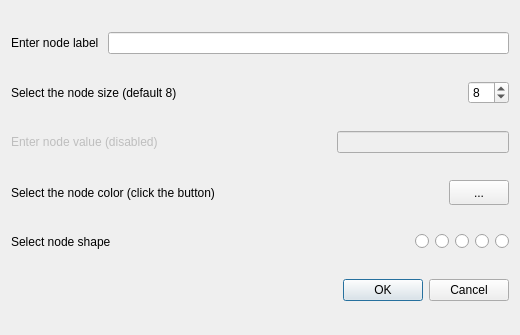
Old version of the form src/forms/nodeeditdialog.ui in the repository socnetv/app.
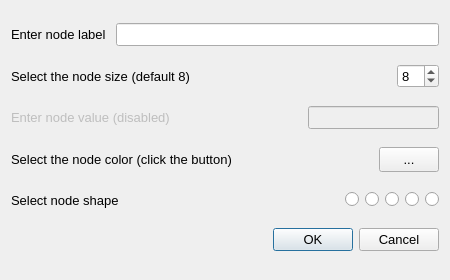
New version of the form. Icons and pictures are not drawn.

Commit message: fixed fonts/geometry in dialogs

```diff
--- a/src/forms/nodeeditdialog.ui
+++ b/src/forms/nodeeditdialog.ui
@@ -6,12 +6,18 @@
    <rect>
     <x>0</x>
     <y>0</y>
-    <width>520</width>
-    <height>335</height>
+    <width>450</width>
+    <height>280</height>
    </rect>
   </property>
   <property name="minimumSize">
    <size>
+    <width>450</width>
+    <height>280</height>
+   </size>
+  </property>
+  <property name="maximumSize">
+   <size>
     <width>500</width>
     <height>300</height>
    </size>
@@ -24,13 +30,24 @@
     <layout class="QHBoxLayout" name="horizontalLayout">
      <item>
       <widget class="QLabel" name="label">
+       <property name="font">
+        <font>
+         <pointsize>10</pointsize>
+        </font>
+       </property>
        <property name="text">
         <string>Enter node label </string>
        </property>
       </widget>
      </item>
      <item>
-      <widget class="QLineEdit" name="labelEdit"/>
+      <widget class="QLineEdit" name="labelEdit">
+       <property name="font">
+        <font>
+         <pointsize>10</pointsize>
+        </font>
+       </property>
+      </widget>
      </item>
     </layout>
    </item>
@@ -41,6 +58,11 @@
        <property name="enabled">
         <bool>false</bool>
        </property>
+       <property name="font">
+        <font>
+         <pointsize>10</pointsize>
+        </font>
+       </property>
        <property name="text">
         <string>Enter node value (disabled)</string>
        </property>
@@ -48,6 +70,11 @@
      </item>
      <item>
       <spacer name="horizontalSpacer_2">
+       <property name="font">
+        <font>
+         <pointsize>10</pointsize>
+        </font>
+       </property>
        <property name="orientation">
         <enum>Qt::Horizontal</enum>
        </property>
@@ -64,6 +91,11 @@
        <property name="enabled">
         <bool>false</bool>
        </property>
+       <property name="font">
+        <font>
+         <pointsize>10</pointsize>
+        </font>
+       </property>
       </widget>
      </item>
     </layout>
@@ -72,6 +104,11 @@
     <layout class="QHBoxLayout" name="horizontalLayout_5">
      <item>
       <widget class="QLabel" name="label_5">
+       <property name="font">
+        <font>
+         <pointsize>10</pointsize>
+        </font>
+       </property>
        <property name="text">
         <string>Select node shape</string>
        </property>
@@ -79,6 +116,11 @@
      </item>
      <item>
       <spacer name="horizontalSpacer_4">
+       <property name="font">
+        <font>
+         <pointsize>10</pointsize>
+        </font>
+       </property>
        <property name="orientation">
         <enum>Qt::Horizontal</enum>
        </property>
@@ -92,6 +134,11 @@
      </item>
      <item>
       <widget class="QRadioButton" name="boxRadio">
+       <property name="font">
+        <font>
+         <pointsize>10</pointsize>
+        </font>
+       </property>
        <property name="text">
         <string/>
        </property>
@@ -103,6 +150,11 @@
      </item>
      <item>
       <widget class="QRadioButton" name="circleRadio">
+       <property name="font">
+        <font>
+         <pointsize>10</pointsize>
+        </font>
+       </property>
        <property name="text">
         <string/>
        </property>
@@ -114,6 +166,11 @@
      </item>
      <item>
       <widget class="QRadioButton" name="diamondRadio">
+       <property name="font">
+        <font>
+         <pointsize>10</pointsize>
+        </font>
+       </property>
        <property name="text">
         <string/>
        </property>
@@ -125,6 +182,11 @@
      </item>
      <item>
       <widget class="QRadioButton" name="ellipseRadio">
+       <property name="font">
+        <font>
+         <pointsize>10</pointsize>
+        </font>
+       </property>
        <property name="text">
         <string/>
        </property>
@@ -136,6 +198,11 @@
      </item>
      <item>
       <widget class="QRadioButton" name="triangleRadio">
+       <property name="font">
+        <font>
+         <pointsize>10</pointsize>
+        </font>
+       </property>
        <property name="text">
         <string/>
        </property>
@@ -149,6 +216,11 @@
    </item>
    <item row="5" column="1">
     <widget class="QDialogButtonBox" name="buttonBox">
+     <property name="font">
+      <font>
+       <pointsize>10</pointsize>
+      </font>
+     </property>
      <property name="orientation">
       <enum>Qt::Horizontal</enum>
      </property>
@@ -161,6 +233,11 @@
     <layout class="QHBoxLayout" name="horizontalLayout_4">
      <item>
       <widget class="QLabel" name="label_4">
+       <property name="font">
+        <font>
+         <pointsize>10</pointsize>
+        </font>
+       </property>
        <property name="text">
         <string>Select the node color (click the button)</string>
        </property>
@@ -168,6 +245,11 @@
      </item>
      <item>
       <spacer name="horizontalSpacer_3">
+       <property name="font">
+        <font>
+         <pointsize>10</pointsize>
+        </font>
+       </property>
        <property name="orientation">
         <enum>Qt::Horizontal</enum>
        </property>
@@ -187,6 +269,11 @@
          <height>25</height>
         </size>
        </property>
+       <property name="font">
+        <font>
+         <pointsize>10</pointsize>
+        </font>
+       </property>
        <property name="text">
         <string>...</string>
        </property>
@@ -204,6 +291,11 @@
     <layout class="QHBoxLayout" name="horizontalLayout_2">
      <item>
       <widget class="QLabel" name="label_2">
+       <property name="font">
+        <font>
+         <pointsize>10</pointsize>
+        </font>
+       </property>
        <property name="text">
         <string>Select the node size (default 8)</string>
        </property>
@@ -211,6 +303,11 @@
      </item>
      <item>
       <spacer name="horizontalSpacer">
+       <property name="font">
+        <font>
+         <pointsize>10</pointsize>
+        </font>
+       </property>
        <property name="orientation">
         <enum>Qt::Horizontal</enum>
        </property>
@@ -224,6 +321,11 @@
      </item>
      <item>
       <widget class="QSpinBox" name="sizeSpin">
+       <property name="font">
+        <font>
+         <pointsize>10</pointsize>
+        </font>
+       </property>
        <property name="value">
         <number>8</number>
        </property>
```
The commit also changes 6 other files.
